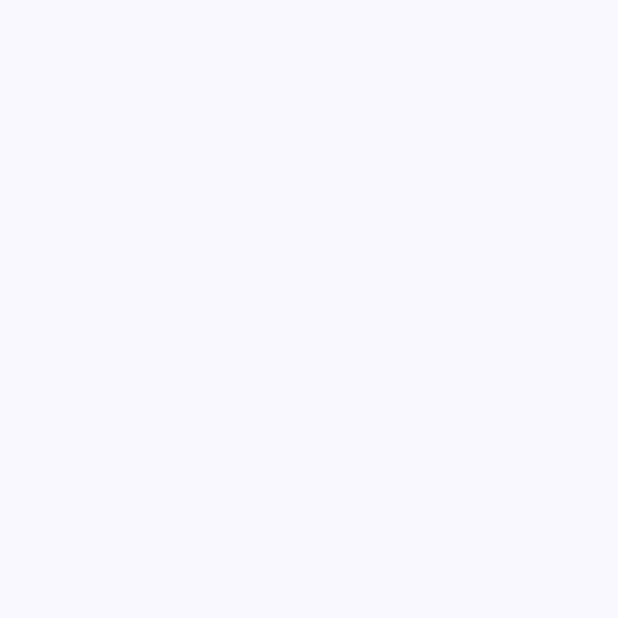
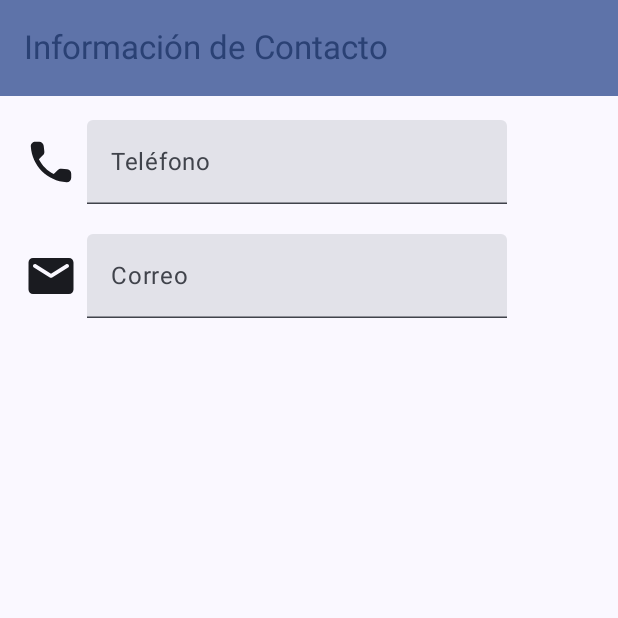
Before and after one commit to FerneyMontoya6/LabsCM20242-Gr03, an Android app built with Jetpack Compose: the ContactDataActivity screen opened through its navigation route, on a phone screen of 412 x 824 dp, the top half of it. Before the commit the part shown is empty. Run offline under Robolectric (Android 15) with nearby library versions, the phone set to English and light mode, and no system bars.

Commit message:
:sparkles: Beginning of the ContactDataActivity screen

```diff
--- a/Lab1-UI/src/main/java/com/example/labscm20242_gr03/navigation/AppNavigation.kt
+++ b/Lab1-UI/src/main/java/com/example/labscm20242_gr03/navigation/AppNavigation.kt
@@ -4,6 +4,7 @@ import androidx.compose.runtime.Composable
 import androidx.navigation.compose.NavHost
 import androidx.navigation.compose.composable
 import androidx.navigation.compose.rememberNavController
+import com.example.labscm20242_gr03.screens.ContactDataActivity
 import com.example.labscm20242_gr03.screens.PersonalDataActivity
 
 @Composable
@@ -16,7 +17,7 @@ fun AppNavigation() {
         }
 
         composable(route = AppScreens.ContactDataActivity.route) {
-            // Missing the activity
+            ContactDataActivity(navController)
         }
     }
 }
--- /dev/null
+++ b/Lab1-UI/src/main/java/com/example/labscm20242_gr03/screens/ContactDataActivity.kt
@@ -0,0 +1,131 @@
+package com.example.labscm20242_gr03.screens
+
+import androidx.compose.foundation.layout.Box
+import androidx.compose.foundation.layout.Column
+import androidx.compose.foundation.layout.Row
+import androidx.compose.foundation.layout.fillMaxSize
+import androidx.compose.foundation.layout.fillMaxWidth
+import androidx.compose.foundation.layout.padding
+import androidx.compose.foundation.layout.size
+import androidx.compose.foundation.text.KeyboardOptions
+import androidx.compose.material.icons.Icons
+import androidx.compose.material.icons.rounded.Call
+import androidx.compose.material.icons.rounded.Email
+import androidx.compose.material.icons.rounded.Person
+import androidx.compose.material3.ExperimentalMaterial3Api
+import androidx.compose.material3.Icon
+import androidx.compose.material3.MaterialTheme
+import androidx.compose.material3.Scaffold
+import androidx.compose.material3.Text
+import androidx.compose.material3.TextField
+import androidx.compose.material3.TopAppBar
+import androidx.compose.material3.TopAppBarDefaults
+import androidx.compose.runtime.Composable
+import androidx.compose.runtime.getValue
+import androidx.compose.runtime.mutableStateOf
+import androidx.compose.runtime.remember
+import androidx.compose.runtime.setValue
+import androidx.compose.ui.Alignment
+import androidx.compose.ui.Modifier
+import androidx.compose.ui.text.input.KeyboardType
+import androidx.compose.ui.unit.dp
+import androidx.navigation.NavController
+
+@OptIn(ExperimentalMaterial3Api::class)
+@Composable
+fun ContactDataActivity(navController: NavController) {
+    var inputPhone by remember { mutableStateOf("") }
+    var inputEmail by remember { mutableStateOf("") }
+
+    Scaffold(
+        topBar = {
+            TopAppBar(
+                colors = TopAppBarDefaults.topAppBarColors(
+                    containerColor = MaterialTheme.colorScheme.primaryContainer,
+                    titleContentColor = MaterialTheme.colorScheme.primary,
+                ),
+                title = {
+                    Text("Información de Contacto")
+                }
+            )
+        }
+    ) { innerPadding ->
+        Box(
+            modifier = Modifier
+                .padding(innerPadding)
+                .fillMaxSize()
+        ) {
+            if (true) {
+                ContactPortraitLayout(
+                    inputPhone = inputPhone,
+                    onInputPhoneChanges = { newValue ->
+                        if (newValue.all { it.isDigit() }) {
+                            inputPhone = newValue
+                        }
+                    },
+                    inputEmail = inputEmail,
+                    onInputEmailChanges = { newValue -> inputEmail = newValue }
+                )
+            } else {
+                ContactLandscapeLayout()
+            }
+        }
+    }
+}
+
+@Composable
+fun ContactPortraitLayout (
+    inputPhone: String,
+    onInputPhoneChanges: (String) -> Unit,
+    inputEmail: String,
+    onInputEmailChanges: (String) -> Unit
+) {
+    Column (
+        modifier = Modifier
+        .fillMaxWidth()
+        .padding(16.dp)
+    ) {
+        Row(
+            modifier = Modifier.padding(bottom = 20.dp),
+            verticalAlignment = Alignment.CenterVertically
+        ) {
+            Icon(
+                Icons.Rounded.Call,
+                contentDescription = "Phone icon",
+                modifier = Modifier
+                    .padding(end = 6.dp)
+                    .size(36.dp)
+            )
+            TextField(
+                value = inputPhone,
+                onValueChange = onInputPhoneChanges,
+                label = { Text("Teléfono") },
+                keyboardOptions = KeyboardOptions(keyboardType = KeyboardType.Number)
+            )
+        }
+
+        Row(
+            modifier = Modifier.padding(bottom = 20.dp),
+            verticalAlignment = Alignment.CenterVertically
+        ) {
+            Icon(
+                Icons.Rounded.Email,
+                contentDescription = "Email icon",
+                modifier = Modifier
+                    .padding(end = 6.dp)
+                    .size(36.dp)
+            )
+            TextField(
+                value = inputEmail,
+                onValueChange = onInputEmailChanges,
+                label = { Text("Correo") },
+                keyboardOptions = KeyboardOptions(keyboardType = KeyboardType.Email)
+            )
+        }
+    }
+}
+
+@Composable
+fun ContactLandscapeLayout () {
+    Text("Hola landscape")
+}
--- a/Lab1-UI/src/main/java/com/example/labscm20242_gr03/screens/PersonalDataActivity.kt
+++ b/Lab1-UI/src/main/java/com/example/labscm20242_gr03/screens/PersonalDataActivity.kt
@@ -17,6 +17,7 @@ import androidx.compose.ui.Modifier
 import androidx.compose.ui.platform.LocalConfiguration
 import androidx.compose.ui.unit.dp
 import androidx.navigation.NavController
+import com.example.labscm20242_gr03.navigation.AppScreens
 
 @OptIn(ExperimentalMaterial3Api::class)
 @Composable
@@ -50,7 +51,8 @@ fun PersonalDataActivity(navController: NavController) {
                     inputText = inputText,
                     onInputChanges = { inputText = it },
                     selectedGender = selectedGender,
-                    onGenderChange = { selectedGender = it }
+                    onGenderChange = { selectedGender = it },
+                    navController = navController
                 )
             } else {
                 PersonalLandscapeLayout()
@@ -64,7 +66,8 @@ fun PersonalPortraitLayout(
     inputText: String,
     onInputChanges: (String) -> Unit,
     selectedGender: String,
-    onGenderChange: (String) -> Unit
+    onGenderChange: (String) -> Unit,
+    navController: NavController
 ) {
     Column(
         modifier = Modifier
@@ -142,6 +145,16 @@ fun PersonalPortraitLayout(
             )
             Text("Mujer")
         }
+        Row ( Modifier
+            .fillMaxWidth(),
+            horizontalArrangement = Arrangement.End
+        ){
+            Button(onClick = {
+                navController.navigate(route = AppScreens.ContactDataActivity.route)
+            }) {
+                Text("Siguiente")
+            }
+        }
     }
 }
 
```
